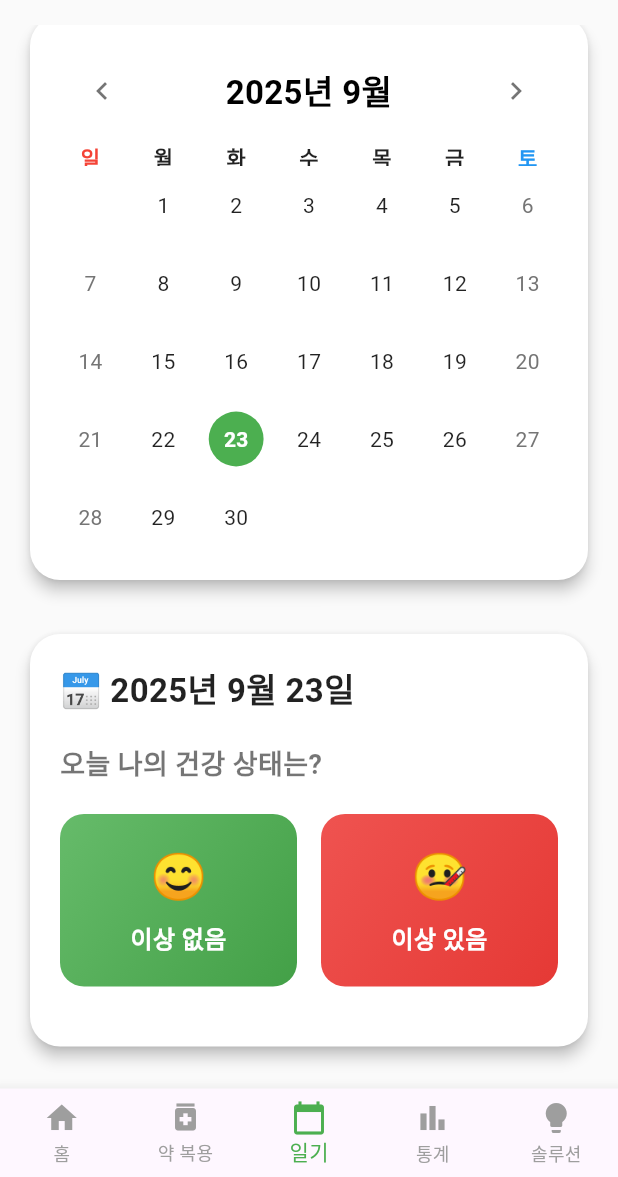
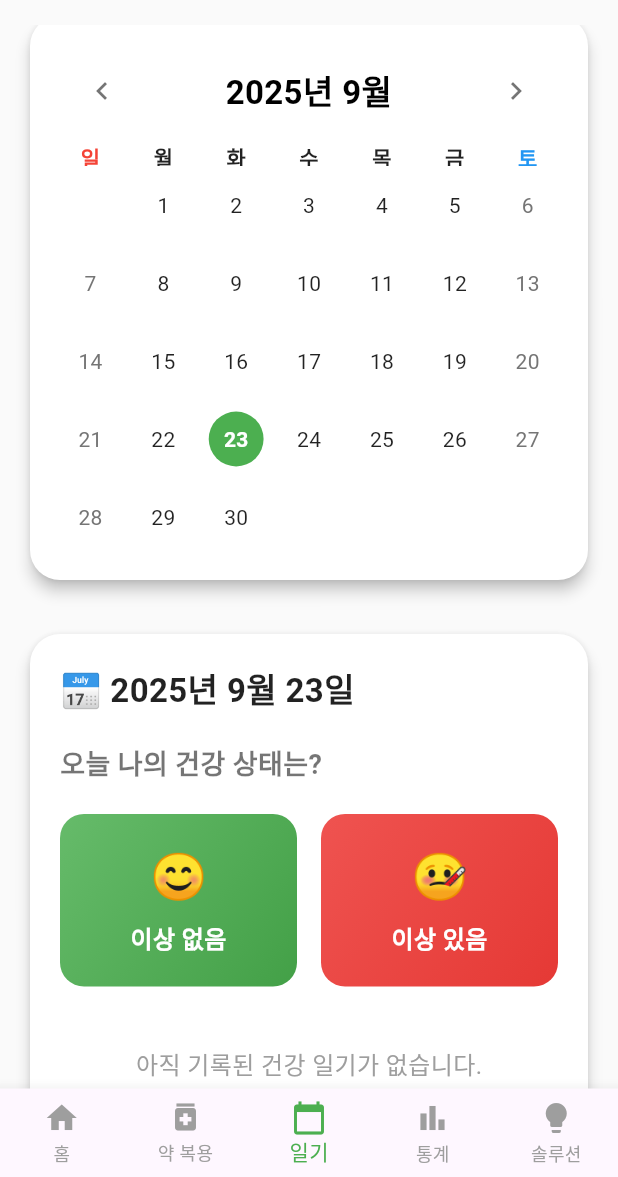
Before and after one commit to cathyjiwon/Checkey-mvp, a Flutter app: the screen it shows after launch, item 3 of the bottom bar chosen, scrolled down 98 dp, on a phone screen of 412 x 824 dp, the part 59-1236 px from its top. Run offline on Flutter 3.47's test engine with Material 3 defaults, Android fonts, the light colour scheme and no system bars; drawn by our look-alikes of table_calendar; our stand-ins replace fl_chart, shared_preferences.

Commit message:
하루에 일기 여러개 쓰게 수정

```diff
--- a/lib/screens/diary_screen.dart
+++ b/lib/screens/diary_screen.dart
@@ -30,18 +30,20 @@ class _DiaryScreenState extends State<DiaryScreen> {
   void _loadDiaryEntryForSelectedDay() {
     final diaryManager = Provider.of<DiaryManager>(context, listen: false);
     final selectedDateString = DateFormat('yyyy-MM-dd').format(_selectedDay);
-    final entry = diaryManager.diaryEntries[selectedDateString];
+    final entries = diaryManager.diaryEntries[selectedDateString];
     setState(() {
-      _selectedState = entry?['status'];
+      // 가장 최근 기록의 상태를 불러옵니다.
+      _selectedState = entries != null && entries.isNotEmpty ? entries.last['status'] : null;
     });
   }
 
   List<String> _getEventsForDay(DateTime day) {
     final diaryManager = Provider.of<DiaryManager>(context, listen: false);
     final dayString = DateFormat('yyyy-MM-dd').format(day);
-    if (diaryManager.diaryEntries.containsKey(dayString)) {
-      final status = diaryManager.diaryEntries[dayString]?['status'];
-      return status != null ? [status] : [];
+    if (diaryManager.diaryEntries.containsKey(dayString) &&
+        diaryManager.diaryEntries[dayString]!.isNotEmpty) {
+      // 기록이 하나라도 있으면 이벤트를 표시합니다.
+      return ['event'];
     }
     return [];
   }
@@ -139,7 +141,7 @@ class _DiaryScreenState extends State<DiaryScreen> {
                       weekendTextStyle: TextStyle(color: Colors.grey[600]),
                       defaultTextStyle: const TextStyle(color: Colors.black87),
                       todayDecoration: BoxDecoration(
-                        color: Colors.green.withAlpha(50), // withOpacity 대신 withAlpha 사용
+                        color: Colors.green.withAlpha(50),
                         shape: BoxShape.circle,
                       ),
                       selectedDecoration: const BoxDecoration(
@@ -157,8 +159,13 @@ class _DiaryScreenState extends State<DiaryScreen> {
                     eventLoader: (day) => _getEventsForDay(day),
                     calendarBuilders: CalendarBuilders(
                       markerBuilder: (context, date, events) {
-                        if (events.isNotEmpty) {
-                          final status = events.first;
+                        final diaryManager = Provider.of<DiaryManager>(context, listen: false);
+                        final dayString = DateFormat('yyyy-MM-dd').format(date);
+                        final entries = diaryManager.diaryEntries[dayString];
+                        if (entries != null && entries.isNotEmpty) {
+                          // 가장 최근 기록의 상태를 기반으로 마커 색상을 결정
+                          final latestEntry = entries.last;
+                          final status = latestEntry['status'];
                           Color markerColor = Colors.grey;
                           if (status == '이상 없음') {
                             markerColor = Colors.green.shade600;
@@ -241,8 +248,21 @@ class _DiaryScreenState extends State<DiaryScreen> {
                         ],
                       ),
                       const SizedBox(height: 20),
-                      if (_selectedState != null)
-                        _buildHealthStatusDisplay(diaryManager),
+                      if (diaryManager.diaryEntries.containsKey(DateFormat('yyyy-MM-dd').format(_selectedDay)))
+                        _buildAllHealthStatusDisplays(diaryManager),
+                      if (!diaryManager.diaryEntries.containsKey(DateFormat('yyyy-MM-dd').format(_selectedDay)))
+                        const Center(
+                          child: Padding(
+                            padding: EdgeInsets.symmetric(vertical: 20),
+                            child: Text(
+                              '아직 기록된 건강 일기가 없습니다.',
+                              style: TextStyle(
+                                fontSize: 16,
+                                color: Colors.grey,
+                              ),
+                            ),
+                          ),
+                        ),
                     ],
                   ),
                 ),
@@ -301,8 +321,7 @@ class _DiaryScreenState extends State<DiaryScreen> {
             if (state == '이상 있음') {
               _showSymptomInputModal(context, '이상 있음');
             } else {
-              final diaryManager =
-                  Provider.of<DiaryManager>(context, listen: false);
+              final diaryManager = Provider.of<DiaryManager>(context, listen: false);
               final now = DateTime.now();
               diaryManager.saveDiaryEntry(
                 _selectedDay,
@@ -354,10 +373,20 @@ class _DiaryScreenState extends State<DiaryScreen> {
     _loadDiaryEntryForSelectedDay();
   }
 
-  Widget _buildHealthStatusDisplay(DiaryManager diaryManager) {
-    final entry = diaryManager.diaryEntries[DateFormat('yyyy-MM-dd').format(_selectedDay)];
-    if (entry == null) return const SizedBox.shrink();
+  Widget _buildAllHealthStatusDisplays(DiaryManager diaryManager) {
+    final entries = diaryManager.diaryEntries[DateFormat('yyyy-MM-dd').format(_selectedDay)];
+    if (entries == null || entries.isEmpty) {
+      return const SizedBox.shrink();
+    }
 
+    return Column(
+      children: entries.reversed.map((entry) { // 최근 기록부터 표시하기 위해 reversed 사용
+        return _buildSingleHealthStatusDisplay(entry);
+      }).toList(),
+    );
+  }
+
+  Widget _buildSingleHealthStatusDisplay(Map<String, dynamic> entry) {
     final status = entry['status'];
     final frequentSymptoms = entry['frequentSymptoms'] as List<dynamic>?;
     final otherSymptoms = entry['otherSymptoms'] as List<dynamic>?;
@@ -416,8 +445,7 @@ class _DiaryScreenState extends State<DiaryScreen> {
                       .map<Widget>((symptom) => Chip(
                             label: Text(symptom),
                             backgroundColor: Colors.grey.shade200,
-                            labelStyle:
-                                const TextStyle(fontWeight: FontWeight.w500),
+                            labelStyle: const TextStyle(fontWeight: FontWeight.w500),
                             shape: RoundedRectangleBorder(
                               borderRadius: BorderRadius.circular(20.0),
                             ),
@@ -442,8 +470,7 @@ class _DiaryScreenState extends State<DiaryScreen> {
                       .map<Widget>((symptom) => Chip(
                             label: Text(symptom),
                             backgroundColor: Colors.grey.shade200,
-                            labelStyle:
-                                const TextStyle(fontWeight: FontWeight.w500),
+                            labelStyle: const TextStyle(fontWeight: FontWeight.w500),
                             shape: RoundedRectangleBorder(
                               borderRadius: BorderRadius.circular(20.0),
                             ),
--- a/lib/services/diary_manager.dart
+++ b/lib/services/diary_manager.dart
@@ -1,16 +1,18 @@
-// lib/services/diary_manager.dart
-
-// 필요한 import를 추가합니다.
-import 'dart:convert';
-import 'package:intl/intl.dart';
 import 'package:flutter/material.dart';
 import 'package:shared_preferences/shared_preferences.dart';
+import 'package:intl/intl.dart';
+import 'dart:convert';
 
 class DiaryManager with ChangeNotifier {
-  Map<String, Map<String, dynamic>> _diaryEntries = {};
-  Map<String, Map<String, dynamic>> get diaryEntries => _diaryEntries;
+  // Map의 value를 List로 변경하여 하루에 여러 기록을 저장
+  Map<String, List<Map<String, dynamic>>> _diaryEntries = {};
 
-  // 데이터 로딩 메서드 (아마도 여기에 오류가 있을 것입니다)
+  Map<String, List<Map<String, dynamic>>> get diaryEntries => _diaryEntries;
+
+  DiaryManager() {
+    loadDiaryEntries();
+  }
+
   Future<void> loadDiaryEntries() async {
     final prefs = await SharedPreferences.getInstance();
     final String? diaryJson = prefs.getString('diaryEntries');
@@ -18,7 +20,16 @@ class DiaryManager with ChangeNotifier {
       try {
         final Map<String, dynamic> decodedData = json.decode(diaryJson);
         _diaryEntries = decodedData.map((key, value) {
-          return MapEntry(key, Map<String, dynamic>.from(value));
+          if (value is List) {
+            // value가 List인 경우, List<Map<String, dynamic>>으로 변환
+            final List<Map<String, dynamic>> entries =
+                value.cast<Map<String, dynamic>>();
+            return MapEntry(key, entries);
+          } else if (value is Map) {
+            // 기존에 단일 Map으로 저장된 경우, 리스트로 변환하여 처리
+            return MapEntry(key, [value.cast<String, dynamic>()]);
+          }
+          return MapEntry(key, []);
         });
       } catch (e) {
         print('Error decoding diary data: $e');
@@ -28,30 +39,37 @@ class DiaryManager with ChangeNotifier {
     notifyListeners();
   }
 
-  // 데이터 저장 메서드
   Future<void> _saveToPrefs() async {
     final prefs = await SharedPreferences.getInstance();
     final String jsonString = json.encode(_diaryEntries);
     await prefs.setString('diaryEntries', jsonString);
   }
 
-  // 나머지 메서드들은 그대로 유지
   void saveDiaryEntry(
     DateTime day,
     String status,
     List<String> frequentSymptoms, {
-    String customSymptom = '',
-    List<String> otherSymptoms = const [],
+    String? customSymptom,
+    List<String>? otherSymptoms,
     String? timestamp,
   }) {
     final dayString = DateFormat('yyyy-MM-dd').format(day);
-    _diaryEntries[dayString] = {
+
+    final newEntry = {
       'status': status,
       'frequentSymptoms': frequentSymptoms,
       'customSymptom': customSymptom,
       'otherSymptoms': otherSymptoms,
       'timestamp': timestamp,
     };
+
+    // 기존 기록이 있는지 확인하고 리스트에 추가하거나 새로 생성
+    if (_diaryEntries.containsKey(dayString)) {
+      _diaryEntries[dayString]!.add(newEntry);
+    } else {
+      _diaryEntries[dayString] = [newEntry];
+    }
+
     notifyListeners();
     _saveToPrefs();
   }
```
